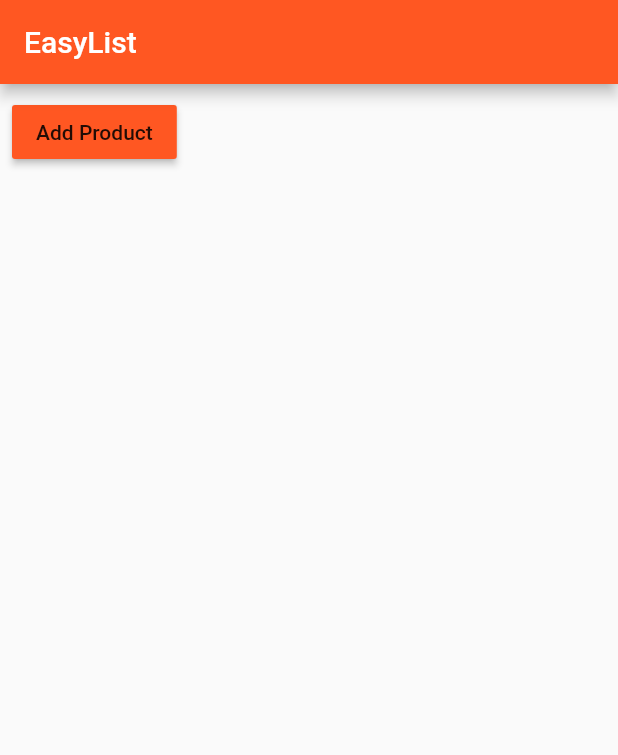
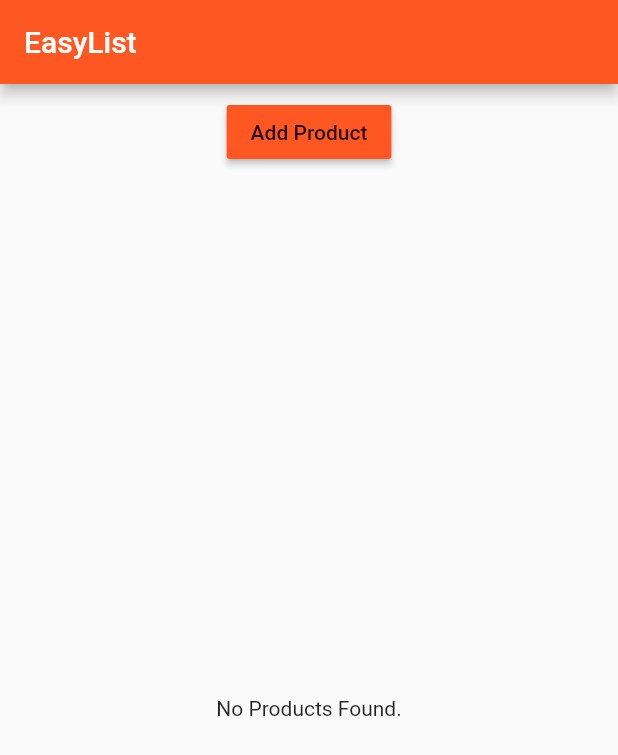
Before and after one commit to emma-ea/marketplace, a Flutter app: the screen it shows after launch, on a phone screen of 412 x 824 dp. Shown: the top 755 px of the screen. Run offline on Flutter 3.47's test engine with Material 2 defaults, Android fonts, the phone set to English and light mode, and no system bars.

Commit message:
optimised listview, added widget to display if data was passed.

```diff
--- a/lib/products.dart
+++ b/lib/products.dart
@@ -1,26 +1,39 @@
 import 'package:flutter/material.dart';
 
 class Products extends StatelessWidget {
-
   final List<String> products;
 
   Products([this.products = const []]);
 
+  Widget _buildProductItem(BuildContext context, int index) {
+    return Card(
+      child: Column(
+        children: <Widget>[
+          Image.asset('assets/images/food.jpg'),
+          Text(products[index]),
+        ],
+      ),
+    );
+  }
+
+  Widget _buildProductList() {
+    Widget productCards;
+    if (products.length > 0) {
+      productCards = ListView.builder(
+        itemCount: products.length,
+        itemBuilder: _buildProductItem,
+      );
+    } else {
+      productCards = Center(
+        child: Text('No Products Found.'),
+      );
+    }
+    return productCards;
+  }
+
   @override
   Widget build(BuildContext context) {
-    return Column(
-      children: products
-          .map(
-            (element) => Card(
-              child: Column(
-                children: <Widget>[
-                  Image.asset('assets/images/food.jpg'),
-                  Text(element),
-                ],
-              ),
-            ),
-          )
-          .toList(),
-    );
+    print('[Products Widget] build()');
+    return _buildProductList();
   }
 }
```
